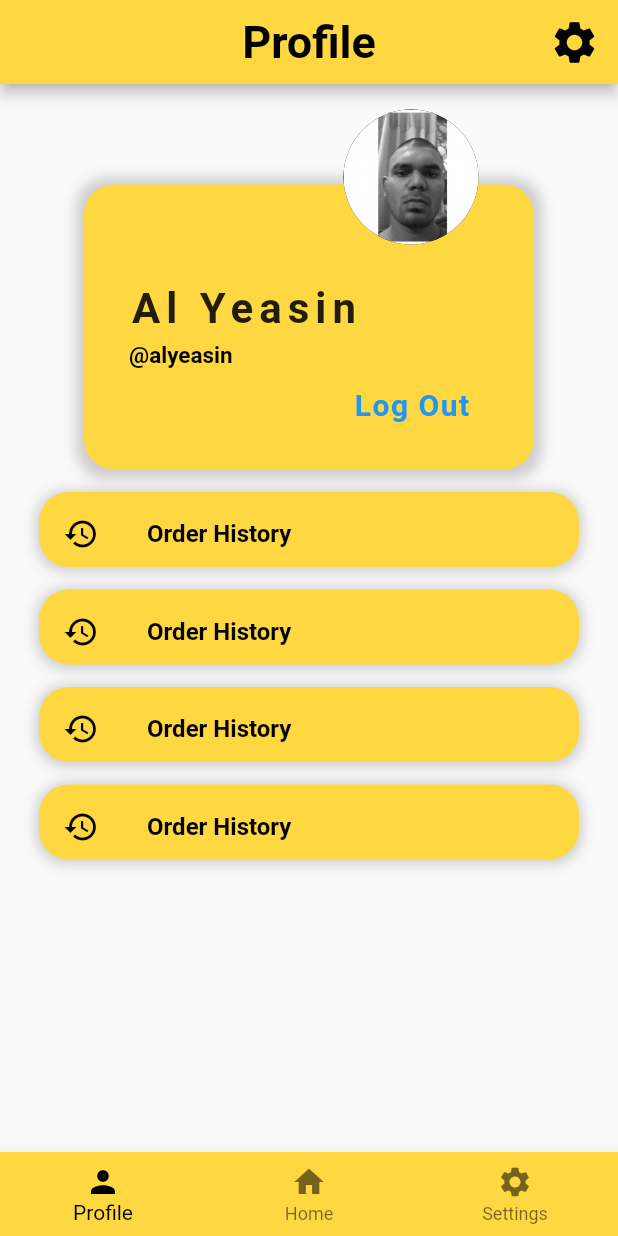
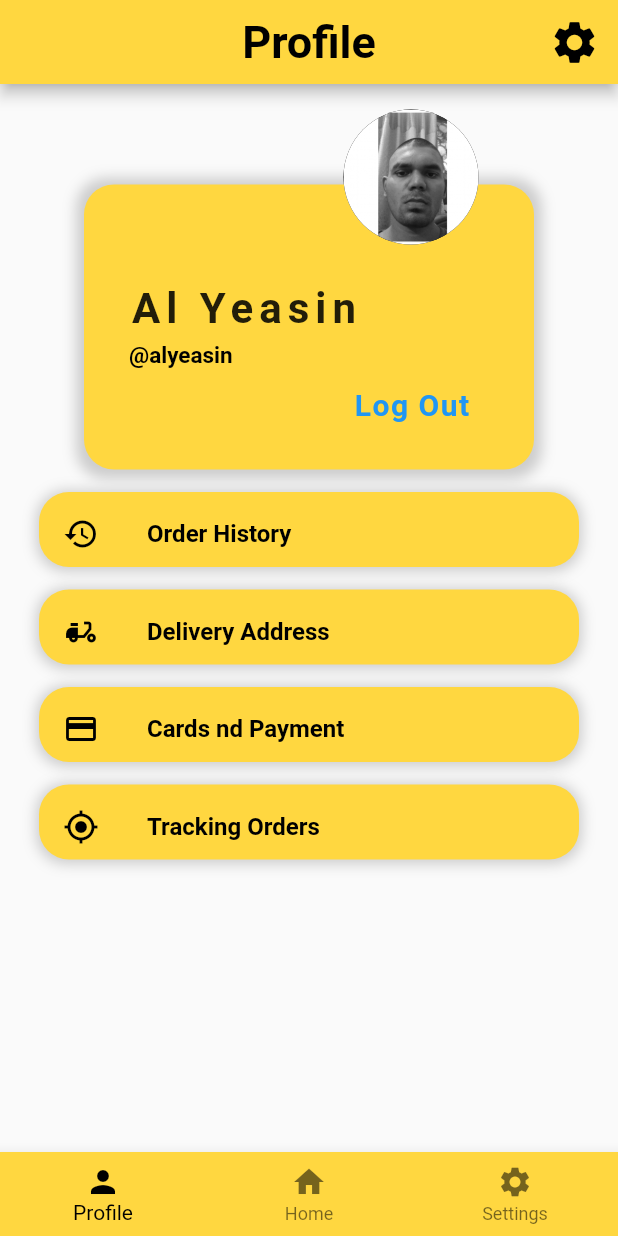
Before and after one commit to realalyeasin/user_profile, a Flutter app: the screen it shows after launch, on a phone screen of 412 x 824 dp. Run offline on Flutter 3.47's test engine with Material 2 defaults, Android fonts, the phone set to English and light mode, and no system bars.

Commit message:
user_profile

```diff
--- a/lib/user_profile.dart
+++ b/lib/user_profile.dart
@@ -153,11 +153,11 @@ class UserProfile extends StatelessWidget {
                       ]),
                   child: ListTile(
                     leading: Icon(
-                      Icons.history,
+                      Icons.delivery_dining,
                       color: Colors.black,
                     ),
                     title: Text(
-                      'Order History',
+                      'Delivery Address',
                       style: TextStyle(
                           color: Colors.black, fontWeight: FontWeight.bold),
                     ),
@@ -182,11 +182,11 @@ class UserProfile extends StatelessWidget {
                       ]),
                   child: ListTile(
                     leading: Icon(
-                      Icons.history,
+                      Icons.payment,
                       color: Colors.black,
                     ),
                     title: Text(
-                      'Order History',
+                      'Cards nd Payment',
                       style: TextStyle(
                           color: Colors.black, fontWeight: FontWeight.bold),
                     ),
@@ -211,11 +211,11 @@ class UserProfile extends StatelessWidget {
                       ]),
                   child: ListTile(
                     leading: Icon(
-                      Icons.history,
+                      Icons.my_location,
                       color: Colors.black,
                     ),
                     title: Text(
-                      'Order History',
+                      'Tracking Orders',
                       style: TextStyle(
                           color: Colors.black, fontWeight: FontWeight.bold),
                     ),
```
